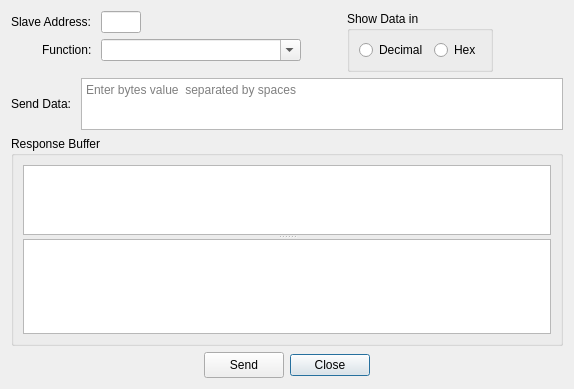
This is omodscan/dialogs/dialogusermsg.ui in sanny32/OpenModScan as Qt 5 draws it before an edit. The edited form follows.
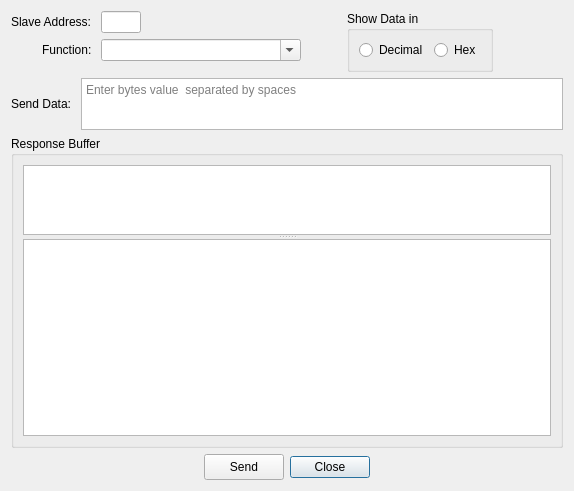
This is the edited form. Custom widgets are drawn as their Qt base class.

Commit message: Correct ui sizes

What changed in the file:
```diff
--- a/omodscan/dialogs/dialogusermsg.ui
+++ b/omodscan/dialogs/dialogusermsg.ui
@@ -7,7 +7,7 @@
     <x>0</x>
     <y>0</y>
     <width>574</width>
-    <height>389</height>
+    <height>491</height>
    </rect>
   </property>
   <property name="windowTitle">
```
